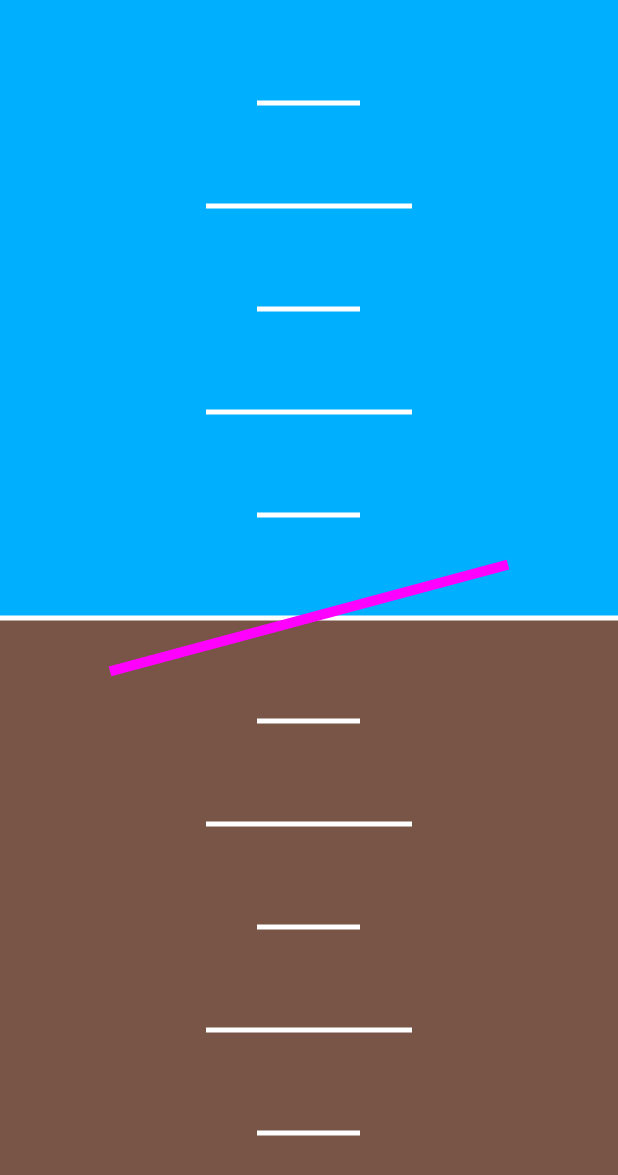
After one commit to roishu/hci, an Android app: the layout activity_hsi.xml on its own in the app's theme, with its tools: preview values and no code run, on a phone screen of 412 x 824 dp. The commit adds this screen. Shown: the top 1175 px of the screen. Run offline under Robolectric (Android 15) with nearby library versions, the phone set to English and light mode, and no system bars.

Commit message:
HSI Added

```diff
--- a/app/src/main/AndroidManifest.xml
+++ b/app/src/main/AndroidManifest.xml
@@ -25,7 +25,8 @@
                 <category android:name="android.intent.category.LAUNCHER" />
             </intent-filter>
         </activity>
-        <activity android:name="com.hci.roi.hciproject.RadarActivity"></activity>
+        <activity android:name="com.hci.roi.hciproject.RadarActivity" />
+        <activity android:name="com.hci.roi.hciproject.HSIActivity"></activity>
     </application>
 
 </manifest>
--- /dev/null
+++ b/app/src/main/java/com/hci/roi/hciproject/HSIView.java
@@ -0,0 +1,167 @@
+package com.hci.roi.hciproject;
+
+import android.view.View;
+
+import android.content.Context;
+import android.graphics.Canvas;
+import android.graphics.Color;
+import android.graphics.Paint;
+import android.graphics.Point;
+import android.os.SystemClock;
+import android.util.AttributeSet;
+import android.util.Log;
+import android.view.View;
+import android.widget.TextView;
+
+/**
+ * Created by Roi on 26/06/2017.
+ */
+
+
+public class HSIView extends View {
+
+    private final String LOG = "HSIView";
+    private final int POINT_ARRAY_SIZE = 25;
+    private final Paint localPaint , groundPaint, skyPaint ,originPaint;
+    private final Context mContext;
+    private int skyColor = Color.parseColor("#00b0ff") ;
+    private int groundColor = Color.parseColor("#795548");
+    private int pivot = 0;
+
+    private int fps = 100;
+    private boolean showCircles = true;
+
+    float alpha = 0;
+    Point latestPoint[] = new Point[POINT_ARRAY_SIZE];
+    Paint latestPaint[] = new Paint[POINT_ARRAY_SIZE];
+
+    public HSIView(Context context) {
+        this(context, null);
+    }
+
+    public HSIView(Context context, AttributeSet attrs) {
+        this(context, attrs, 0);
+    }
+
+    public HSIView(Context context, AttributeSet attrs, int defStyleAttr) {
+        super(context, attrs, defStyleAttr);
+
+        mContext = context;
+        localPaint = new Paint();
+        localPaint.setColor(Color.WHITE);
+        localPaint.setAntiAlias(true);
+        localPaint.setStyle(Paint.Style.STROKE);
+        localPaint.setStrokeWidth(5);
+        //
+        skyPaint = new Paint();
+        skyPaint.setColor(skyColor);
+        skyPaint.setAntiAlias(true);
+        skyPaint.setStyle(Paint.Style.FILL);
+        //skyPaint.setStrokeWidth(1.0F);
+        //
+        groundPaint = new Paint();
+        groundPaint.setColor(groundColor);
+        groundPaint.setAntiAlias(true);
+        groundPaint.setStyle(Paint.Style.FILL);
+        //groundPaint.setStrokeWidth(1.0F);
+        //
+        originPaint = new Paint();
+        originPaint.setColor(Color.MAGENTA);
+        originPaint.setAntiAlias(true);
+        originPaint.setStyle(Paint.Style.STROKE);
+        originPaint.setStrokeWidth(10);
+
+    }
+
+
+    android.os.Handler mHandler = new android.os.Handler();
+    Runnable mTick = new Runnable() {
+        @Override
+        public void run() {
+            invalidate();
+            mHandler.postDelayed(this, 1000 / fps);
+        }
+    };
+
+
+    public void startAnimation() {
+        mHandler.removeCallbacks(mTick);
+        mHandler.post(mTick);
+    }
+
+    public void stopAnimation() {
+        mHandler.removeCallbacks(mTick);
+    }
+
+    public void setFrameRate(int fps) { this.fps = fps; }
+    public int getFrameRate() { return this.fps; };
+
+    public void setPivot(int x){
+        pivot = x;
+    }
+
+    public void setShowCircles(boolean showCircles) { this.showCircles = showCircles; }
+
+    @Override
+    protected void onDraw(Canvas canvas) {
+        super.onDraw(canvas);
+
+
+        int width = getWidth();
+        int height = getHeight();
+
+        int r = Math.min(width, height);
+
+
+        //canvas.drawRect(0, 0, getWidth(), getHeight(), localPaint);
+
+        int i = r / 2;
+        int j = i - 1;
+
+       // int pivot = 0; //height/3;
+
+        canvas.drawRect(0, -height, width, height/2+pivot, skyPaint);
+        canvas.drawRect(0, height/2+pivot, width, 2*height, groundPaint);
+        //center line
+        canvas.drawLine(0, height/2+pivot, width, height/2+pivot, localPaint); //center
+        //center vertical lines
+        canvas.drawLine(width/3, height/3, 2*width/3, height/3, localPaint); //10
+        //canvas.drawText(" 10", 2*width/3, height/3, localPaint);
+        //canvas.drawText("10 ", width/3, height/3, localPaint);
+        canvas.drawLine(width/3, 2*height/3, 2*width/3, 2*height/3, localPaint); //10
+        canvas.drawLine(width/3, 5*height/6, 2*width/3, 5*height/6, localPaint); //20
+        canvas.drawLine(width/3, 1*height/6, 2*width/3, 1*height/6, localPaint); //20
+        //
+        canvas.drawLine(5*width/12, 1*height/12, 7*width/12, 1*height/12, localPaint);
+        canvas.drawLine(5*width/12, 3*height/12, 7*width/12, 3*height/12, localPaint);
+        canvas.drawLine(5*width/12, 5*height/12, 7*width/12, 5*height/12, localPaint);
+        canvas.drawLine(5*width/12, 7*height/12, 7*width/12, 7*height/12, localPaint);
+        canvas.drawLine(5*width/12, 9*height/12, 7*width/12, 9*height/12, localPaint);
+        canvas.drawLine(5*width/12, 11*height/12, 7*width/12, 11*height/12, localPaint);
+
+        canvas.save();
+        canvas.rotate(-15, width/2, height/2);
+        canvas.drawLine(1*width/6, height/2+pivot, 5*width/6, height/2+pivot, originPaint); //purple pilot line
+        canvas.restore();
+
+
+
+        //canvas.drawLine(0, height/2, width, height/2, localPaint);
+        //canvas.drawLine(0, height/2, width, height/2, localPaint);
+       // canvas.drawLine(0, height/2, width, height/2, localPaint);
+
+//        if (showCircles) {
+//            canvas.drawCircle(i, i, j, localPaint);
+//            canvas.drawCircle(i, i, j, localPaint);
+//            canvas.drawCircle(i, i, j * 3 / 4, localPaint);
+//            canvas.drawCircle(i, i, j >> 1, localPaint);
+//            canvas.drawCircle(i, i, j >> 2, localPaint);
+//        }
+
+            //  " - R:" + r + ", i=" + i +
+            //  " - Size: " + width + "x" + height +
+            //  " - Angle: " + angle +
+            //  " - Offset: " + offsetX + "," + offsetY);
+        }
+
+    }
--- a/app/src/main/java/com/hci/roi/hciproject/MapFragment.java
+++ b/app/src/main/java/com/hci/roi/hciproject/MapFragment.java
@@ -109,6 +109,10 @@ public class MapFragment extends AppCompatActivity implements OnMapReadyCallback
                     Intent radarIntent = new Intent(MapFragment.this, RadarActivity.class);
                     startActivityForResult(radarIntent,101);
                 }
+                if(position==1){//2
+                    Intent radarIntent = new Intent(MapFragment.this, HSIActivity.class);
+                    startActivityForResult(radarIntent,101);
+                }
             }
         });
     }
--- /dev/null
+++ b/app/src/main/res/layout/activity_hsi.xml
@@ -0,0 +1,16 @@
+<?xml version="1.0" encoding="utf-8"?>
+<android.support.constraint.ConstraintLayout xmlns:android="http://schemas.android.com/apk/res/android"
+    xmlns:app="http://schemas.android.com/apk/res-auto"
+    xmlns:tools="http://schemas.android.com/tools"
+    android:layout_width="match_parent"
+    android:layout_height="match_parent"
+    tools:context="com.hci.roi.hciproject.HSIActivity">
+
+    <com.hci.roi.hciproject.HSIView
+        android:id="@+id/hsiView"
+        android:layout_width="match_parent"
+        android:layout_height="match_parent"
+        android:layout_gravity="center_horizontal"
+        />
+
+</android.support.constraint.ConstraintLayout>
--- a/app/src/main/res/layout/main_activity_with_map.xml
+++ b/app/src/main/res/layout/main_activity_with_map.xml
@@ -21,4 +21,6 @@
         android:layout_height="match_parent"/>
 
 
+
+
 </LinearLayout>
```
Also changed, not shown: app/src/main/java/com/hci/roi/hciproject/HSIActivity.java (added, +50 -0 lines), app/src/main/res/layout/my_card_view.xml (+9 -0 lines).
